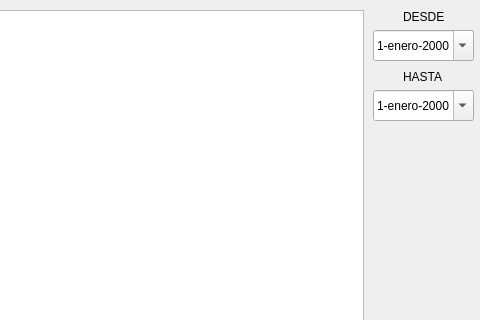
Qt form MiniNomina/FrmDesign/Datos.ui (CodeDrTech/DevelopPython) before a commit; both pictures show x 197 to 677 and y 0 to 320 of the 677 by 564 pixel window.
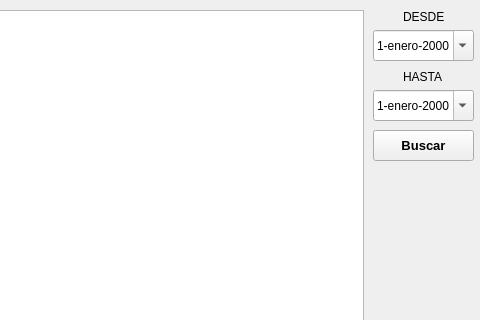
The same form after that commit. Icons and pictures are not drawn.

What changed in the file:
```diff
--- a/MiniNomina/FrmDesign/Datos.ui
+++ b/MiniNomina/FrmDesign/Datos.ui
@@ -228,6 +228,36 @@
      <string>HASTA</string>
     </property>
    </widget>
+   <widget class="QPushButton" name="BtnBuscar">
+    <property name="geometry">
+     <rect>
+      <x>570</x>
+      <y>130</y>
+      <width>101</width>
+      <height>31</height>
+     </rect>
+    </property>
+    <property name="font">
+     <font>
+      <pointsize>10</pointsize>
+      <weight>75</weight>
+      <bold>true</bold>
+     </font>
+    </property>
+    <property name="text">
+     <string>Buscar</string>
+    </property>
+    <property name="icon">
+     <iconset>
+      <normaloff>../ICO/Buscar.png</normaloff>../ICO/Buscar.png</iconset>
+    </property>
+    <property name="iconSize">
+     <size>
+      <width>25</width>
+      <height>25</height>
+     </size>
+    </property>
+   </widget>
   </widget>
   <widget class="QStatusBar" name="statusbar"/>
  </widget>
```
Left out of the diff: 13 changed lines with no effect on the pictures.
